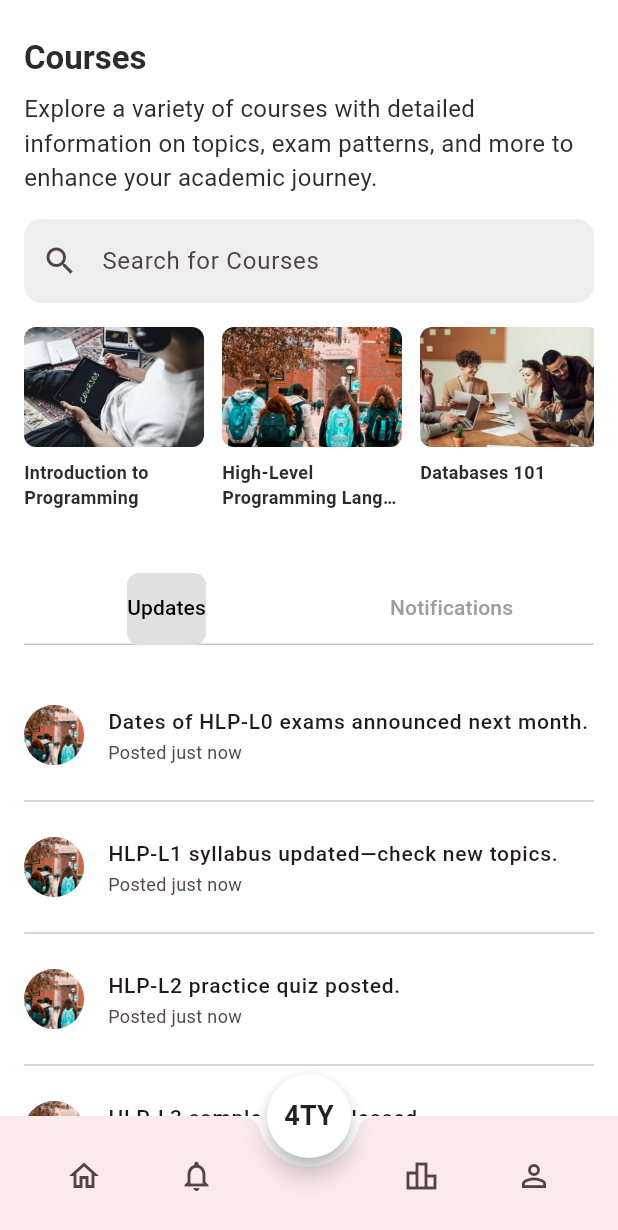
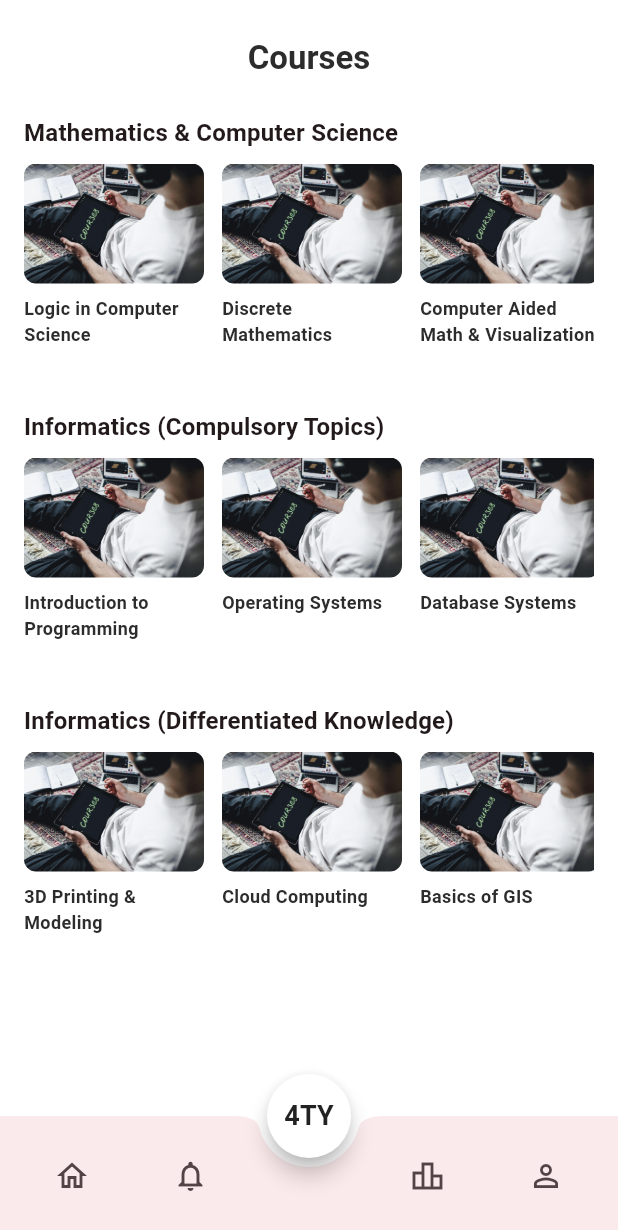
Before and after one commit to sadman2762/CampusConnect, a Flutter app: the CoursesScreen screen opened by its route, on a phone screen of 412 x 824 dp. Shown: the top 1230 px of the screen. Run offline on Flutter 3.47's test engine with Material 3 defaults, Android fonts, the phone set to English and light mode, and no system bars; our stand-ins replace cloud_firestore, cloud_functions, file_picker, firebase_auth, firebase_core, firebase_storage and 2 more; accounts and stored records are empty; Roboto replaces fonts that are missing (Poppins); statements that could not run were skipped.

Commit message:
edited the courses screen to split to 3 sections

```diff
--- a/lib/screens/courses/courses_screen.dart
+++ b/lib/screens/courses/courses_screen.dart
@@ -5,7 +5,6 @@ import '../../widgets/custom_bottom_nav.dart';
 import '../home/home_screen.dart';
 import '../profile/profile_screen.dart';
 import 'widgets/course_card.dart';
-import 'widgets/update_item.dart';
 
 class CoursesScreen extends StatefulWidget {
   static const routeName = '/courses';
@@ -15,31 +14,138 @@ class CoursesScreen extends StatefulWidget {
   State<CoursesScreen> createState() => _CoursesScreenState();
 }
 
-class _CoursesScreenState extends State<CoursesScreen>
-    with SingleTickerProviderStateMixin {
+class _CoursesScreenState extends State<CoursesScreen> {
   final GlobalKey<ScaffoldState> _scaffoldKey = GlobalKey();
-  final GlobalKey _searchKey = GlobalKey();
-  late final TabController _tabController;
-  late final ScrollController _scrollController;
 
-  final List<Map<String, String>> _courses = [
+  // --- Data for the three course categories ---
+  final List<Map<String, String>> _mathAndCs = [
+    {
+      'title': 'Logic in Computer Science',
+      'image': 'assets/images/courses.jpg'
+    },
+    {'title': 'Discrete Mathematics', 'image': 'assets/images/courses.jpg'},
+    {
+      'title': 'Computer Aided Math & Visualization',
+      'image': 'assets/images/courses.jpg'
+    },
+    {
+      'title': 'Data Structures & Algorithms',
+      'image': 'assets/images/courses.jpg'
+    },
+    {'title': 'Calculus', 'image': 'assets/images/courses.jpg'},
+    {'title': 'Applied Statistics', 'image': 'assets/images/courses.jpg'},
+    {
+      'title': 'Introduction to Computer Science',
+      'image': 'assets/images/courses.jpg'
+    },
+    {'title': 'Applied Mathematics', 'image': 'assets/images/courses.jpg'},
+    {
+      'title': 'Foundations of Artificial Intelligence',
+      'image': 'assets/images/courses.jpg'
+    },
+    {
+      'title': 'Foundations of Computer Security',
+      'image': 'assets/images/courses.jpg'
+    },
+  ];
+
+  final List<Map<String, String>> _informaticsCompulsory = [
     {
       'title': 'Introduction to Programming',
-      'image': 'assets/images/courses.jpg',
+      'image': 'assets/images/courses.jpg'
+    },
+    {'title': 'Operating Systems', 'image': 'assets/images/courses.jpg'},
+    {'title': 'Database Systems', 'image': 'assets/images/courses.jpg'},
+    {'title': 'Database Systems Lab', 'image': 'assets/images/courses.jpg'},
+    {
+      'title': 'Network Architectures & Protocols',
+      'image': 'assets/images/courses.jpg'
     },
     {
-      'title': 'High-Level Programming Languages',
-      'image': 'assets/images/profiles.jpg',
+      'title': 'High‐Level Programming Languages 1',
+      'image': 'assets/images/courses.jpg'
     },
-    {'title': 'Databases 101', 'image': 'assets/images/discussions.jpg'},
-    {'title': 'HLP-L3 Exams', 'image': 'assets/images/guidance.jpg'},
-    {'title': 'Web Technologies', 'image': 'assets/images/queries.jpg'},
-    {'title': 'Introduction to CS', 'image': 'assets/images/courses.jpg'},
-    {'title': 'Applied Statistics', 'image': 'assets/images/profiles.jpg'},
-    {'title': 'Software Engineering', 'image': 'assets/images/discussions.jpg'},
+    {
+      'title': 'High‐Level Programming Languages 2',
+      'image': 'assets/images/courses.jpg'
+    },
+    {'title': 'Web Technologies', 'image': 'assets/images/courses.jpg'},
+    {
+      'title': 'Software Engineering & Technologies',
+      'image': 'assets/images/courses.jpg'
+    },
+    {
+      'title': 'Software Development Methodologies',
+      'image': 'assets/images/courses.jpg'
+    },
+    {
+      'title': 'Web Application Development',
+      'image': 'assets/images/courses.jpg'
+    },
   ];
 
-  final List<String> _updates = [
+  final List<Map<String, String>> _informaticsDifferentiated = [
+    {'title': '3D Printing & Modeling', 'image': 'assets/images/courses.jpg'},
+    {'title': 'Cloud Computing', 'image': 'assets/images/courses.jpg'},
+    {'title': 'Basics of GIS', 'image': 'assets/images/courses.jpg'},
+    {'title': 'Bioinformatics', 'image': 'assets/images/courses.jpg'},
+    {'title': 'E-Sport', 'image': 'assets/images/courses.jpg'},
+    {
+      'title': 'Operation of Infocom Systems',
+      'image': 'assets/images/courses.jpg'
+    },
+    {
+      'title': 'Image Processing in Practice',
+      'image': 'assets/images/courses.jpg'
+    },
+    {
+      'title': 'High‐Level Programming Languages 3',
+      'image': 'assets/images/courses.jpg'
+    },
+    {'title': 'Scripting Languages', 'image': 'assets/images/courses.jpg'},
+    {'title': 'Intro to 3D Game Dev', 'image': 'assets/images/courses.jpg'},
+    {'title': 'Compilers', 'image': 'assets/images/courses.jpg'},
+    {
+      'title': 'Machine Learning in Practice',
+      'image': 'assets/images/courses.jpg'
+    },
+    {
+      'title': 'Advanced Database Knowledge',
+      'image': 'assets/images/courses.jpg'
+    },
+    {'title': 'NoSQL Databases', 'image': 'assets/images/courses.jpg'},
+    {'title': 'Info & Coding Theory', 'image': 'assets/images/courses.jpg'},
+    {
+      'title': 'Mobile Application Development',
+      'image': 'assets/images/courses.jpg'
+    },
+    {'title': 'Computer Statistics', 'image': 'assets/images/courses.jpg'},
+    {'title': 'Software Testing', 'image': 'assets/images/courses.jpg'},
+    {'title': 'Advanced Data Security', 'image': 'assets/images/courses.jpg'},
+    {
+      'title': 'Advanced Web Technologies',
+      'image': 'assets/images/courses.jpg'
+    },
+    {'title': 'Blockchain Technology', 'image': 'assets/images/courses.jpg'},
+    {
+      'title': 'Intro to Reinforcement Learning',
+      'image': 'assets/images/courses.jpg'
+    },
+    {'title': 'Professional Training', 'image': 'assets/images/courses.jpg'},
+  ];
+
+  // --- Data for Top‐Ranked sidebar ---
+  final List<Map<String, dynamic>> _topCourses = [
+    {'title': 'Data Structures', 'rating': 9.5},
+    {'title': 'Algorithms', 'rating': 9.2},
+    {'title': 'Software Engineering', 'rating': 9.0},
+    {'title': 'Applied Statistics', 'rating': 8.7},
+    {'title': 'Web Technologies', 'rating': 8.4},
+    {'title': 'Intro to CS', 'rating': 8.0},
+  ];
+
+  // --- Data for Notifications sidebar ---
+  final List<String> _notifications = [
     'Dates of HLP-L0 exams announced next month.',
     'HLP-L1 syllabus updated—check new topics.',
     'HLP-L2 practice quiz posted.',
@@ -49,86 +155,77 @@ class _CoursesScreenState extends State<CoursesScreen>
     'Course feedback form is now open.',
   ];
 
-  final List<Map<String, dynamic>> _topCourses = [
-    {'title': 'Data Structures', 'rating': 9.5},
-    {'title': 'Algorithms', 'rating': 9.2},
-    {'title': 'Software Engineering', 'rating': 9.0},
-    {'title': 'Applied Statistics', 'rating': 8.7},
-    {'title': 'Web Technologies', 'rating': 8.4},
-    {'title': 'Intro to CS', 'rating': 8.0},
-  ];
+  void _openNotifications() => _scaffoldKey.currentState?.openDrawer();
+  void _openRanking() => _scaffoldKey.currentState?.openEndDrawer();
 
-  @override
-  void initState() {
-    super.initState();
-    _tabController = TabController(length: 2, vsync: this);
-    _scrollController = ScrollController();
+  Widget _buildSection(String title, List<Map<String, String>> list) {
+    return Column(
+      crossAxisAlignment: CrossAxisAlignment.start,
+      children: [
+        Text(
+          title,
+          style: Theme.of(context)
+              .textTheme
+              .titleMedium
+              ?.copyWith(fontWeight: FontWeight.bold),
+        ),
+        const SizedBox(height: 8),
+        SizedBox(
+          height: 140,
+          child: ListView.separated(
+            scrollDirection: Axis.horizontal,
+            itemCount: list.length,
+            separatorBuilder: (_, __) => const SizedBox(width: 12),
+            itemBuilder: (ctx, i) {
+              final c = list[i];
+              return CourseCard(
+                title: c['title']!,
+                imagePath: c['image']!,
+              );
+            },
+          ),
+        ),
+        const SizedBox(height: 24),
+      ],
+    );
   }
 
   @override
-  void dispose() {
-    _tabController.dispose();
-    _scrollController.dispose();
-    super.dispose();
-  }
-
-  void _goToNotifications() => _tabController.animateTo(1);
-
-  void _scrollToSearch() {
-    if (_searchKey.currentContext != null) {
-      Scrollable.ensureVisible(
-        _searchKey.currentContext!,
-        duration: const Duration(milliseconds: 300),
-        curve: Curves.easeInOut,
-        alignment: 0.1,
-      );
-    }
-  }
-
-  void _openRanking() => _scaffoldKey.currentState?.openEndDrawer();
-
-  @override
   Widget build(BuildContext context) {
-    final textTheme = Theme.of(context).textTheme;
-    final height = MediaQuery.of(context).size.height;
-
     return Scaffold(
       key: _scaffoldKey,
-      backgroundColor: Colors.white,
-      floatingActionButton: CustomBottomNav.fab(context),
-      floatingActionButtonLocation: FloatingActionButtonLocation.centerDocked,
-      bottomNavigationBar: BottomAppBar(
-        shape: const CircularNotchedRectangle(),
-        notchMargin: 6,
-        child: Padding(
-          padding: const EdgeInsets.symmetric(horizontal: 16.0),
-          child: Row(
-            mainAxisAlignment: MainAxisAlignment.spaceBetween,
+
+      // Left drawer → Notifications
+      drawer: Drawer(
+        child: SafeArea(
+          child: Column(
+            crossAxisAlignment: CrossAxisAlignment.start,
             children: [
-              IconButton(
-                icon: const Icon(Icons.home_outlined),
-                onPressed: () => Navigator.pushReplacementNamed(
-                    context, HomeScreen.routeName),
+              const Padding(
+                padding: EdgeInsets.symmetric(horizontal: 16, vertical: 12),
+                child: Text(
+                  'Notifications',
+                  style: TextStyle(fontSize: 20, fontWeight: FontWeight.bold),
                 ),
-              IconButton(
-                icon: const Icon(Icons.notifications_outlined),
-                onPressed: _goToNotifications,
               ),
-              const SizedBox(width: 48),
-              IconButton(
-                icon: const Icon(Icons.leaderboard_outlined),
-                onPressed: _openRanking,
+              const Divider(height: 1),
+              Expanded(
+                child: ListView.separated(
+                  itemCount: _notifications.length,
+                  separatorBuilder: (_, __) => const Divider(),
+                  itemBuilder: (ctx, i) => ListTile(
+                    title: Text(_notifications[i]),
                   ),
-              IconButton(
-                icon: const Icon(Icons.person_outline),
-                onPressed: () => Navigator.pushReplacementNamed(
-                    context, ProfileScreen.routeName),
+                ),
               ),
             ],
           ),
         ),
       ),
+
+      // Right drawer → Top Ranked Courses
       endDrawer: Drawer(
+        child: SafeArea(
           child: Padding(
             padding: const EdgeInsets.symmetric(vertical: 24),
             child: Column(
@@ -158,103 +255,81 @@ class _CoursesScreenState extends State<CoursesScreen>
             ),
           ),
         ),
-      body: SafeArea(
-        child: SingleChildScrollView(
-          controller: _scrollController,
-          padding: const EdgeInsets.symmetric(vertical: 24),
+      ),
+
+      backgroundColor: Colors.white,
+      floatingActionButton: CustomBottomNav.fab(context),
+      floatingActionButtonLocation: FloatingActionButtonLocation.centerDocked,
+      bottomNavigationBar: BottomAppBar(
+        shape: const CircularNotchedRectangle(),
+        notchMargin: 6,
         child: Padding(
-            padding: const EdgeInsets.symmetric(horizontal: 16),
-            child: Column(
-              crossAxisAlignment: CrossAxisAlignment.start,
+          padding: const EdgeInsets.symmetric(horizontal: 8.0),
+          child: Row(
+            mainAxisAlignment: MainAxisAlignment.spaceBetween,
             children: [
-                // Header
-                Text(
-                  'Courses',
-                  style: textTheme.headlineSmall?.copyWith(
-                    fontWeight: FontWeight.bold,
+              IconButton(
+                icon: const Icon(Icons.home_outlined),
+                onPressed: () => Navigator.pushReplacementNamed(
+                  context,
+                  HomeScreen.routeName,
                 ),
               ),
-                const SizedBox(height: 8),
-                Text(
-                  'Explore a variety of courses with detailed information on topics, exam patterns, and more to enhance your academic journey.',
-                  style: textTheme.bodyMedium,
+
+              // Notifications Icon
+              IconButton(
+                icon: const Icon(Icons.notifications_outlined),
+                onPressed: _openNotifications,
               ),
-                const SizedBox(height: 16),
 
-                // Search field
-                Container(
-                  key: _searchKey,
-                  child: TextField(
-                    decoration: InputDecoration(
-                      hintText: 'Search for Courses',
-                      prefixIcon: const Icon(Icons.search),
-                      filled: true,
-                      fillColor: Colors.grey.shade200,
-                      border: OutlineInputBorder(
-                        borderRadius: BorderRadius.circular(12),
-                        borderSide: BorderSide.none,
+              // Spacer for FAB notch
+              const SizedBox(width: 48),
+
+              // Ranking Icon
+              IconButton(
+                icon: const Icon(Icons.leaderboard_outlined),
+                onPressed: _openRanking,
               ),
-                    ),
-                  ),
-                ),
-                const SizedBox(height: 16),
 
-                SizedBox(
-                  height: 140,
-                  child: ListView.separated(
-                    scrollDirection: Axis.horizontal,
-                    itemCount: _courses.length,
-                    separatorBuilder: (_, __) => const SizedBox(width: 12),
-                    itemBuilder: (ctx, i) {
-                      final c = _courses[i];
-                      return CourseCard(
-                        title: c['title']!,
-                        imagePath: c['image']!,
-                      );
-                    },
-                  ),
-                ),
-                const SizedBox(height: 24),
-
-                TabBar(
-                  controller: _tabController,
-                  labelColor: Colors.black,
-                  unselectedLabelColor: Colors.grey,
-                  indicator: BoxDecoration(
-                    color: Colors.grey.shade300,
-                    borderRadius: BorderRadius.circular(8),
-                  ),
-                  tabs: const [
-                    Tab(text: 'Updates'),
-                    Tab(text: 'Notifications'),
-                  ],
-                ),
-                const SizedBox(height: 8),
-
-                SizedBox(
-                  height: height * 0.5,
-                  child: TabBarView(
-                    controller: _tabController,
-                    children: [
-                      ListView.separated(
-                        padding: const EdgeInsets.only(top: 16),
-                        itemCount: _updates.length,
-                        separatorBuilder: (_, __) => const Divider(),
-                        itemBuilder: (ctx, i) => UpdateItem(text: _updates[i]),
-                      ),
-                      ListView.separated(
-                        padding: const EdgeInsets.only(top: 16),
-                        itemCount: _updates.length,
-                        separatorBuilder: (_, __) => const Divider(),
-                        itemBuilder: (ctx, i) => UpdateItem(text: _updates[i]),
-                      ),
-                    ],
+              IconButton(
+                icon: const Icon(Icons.person_outline),
+                onPressed: () => Navigator.pushReplacementNamed(
+                  context,
+                  ProfileScreen.routeName,
                 ),
               ),
             ],
           ),
         ),
       ),
+
+      body: SafeArea(
+        child: SingleChildScrollView(
+          padding: const EdgeInsets.symmetric(vertical: 24, horizontal: 16),
+          child: Column(
+            crossAxisAlignment: CrossAxisAlignment.stretch,
+            children: [
+              // Centered title
+              Center(
+                child: Text(
+                  'Courses',
+                  style: Theme.of(context)
+                      .textTheme
+                      .headlineSmall
+                      ?.copyWith(fontWeight: FontWeight.bold),
+                ),
+              ),
+              const SizedBox(height: 24),
+
+              // Three sections:
+              _buildSection('Mathematics & Computer Science', _mathAndCs),
+              _buildSection(
+                  'Informatics (Compulsory Topics)', _informaticsCompulsory),
+              _buildSection('Informatics (Differentiated Knowledge)',
+                  _informaticsDifferentiated),
+            ],
+          ),
+        ),
       ),
     );
   }
```
Lines whose indentation alone changed are shown as unchanged.
